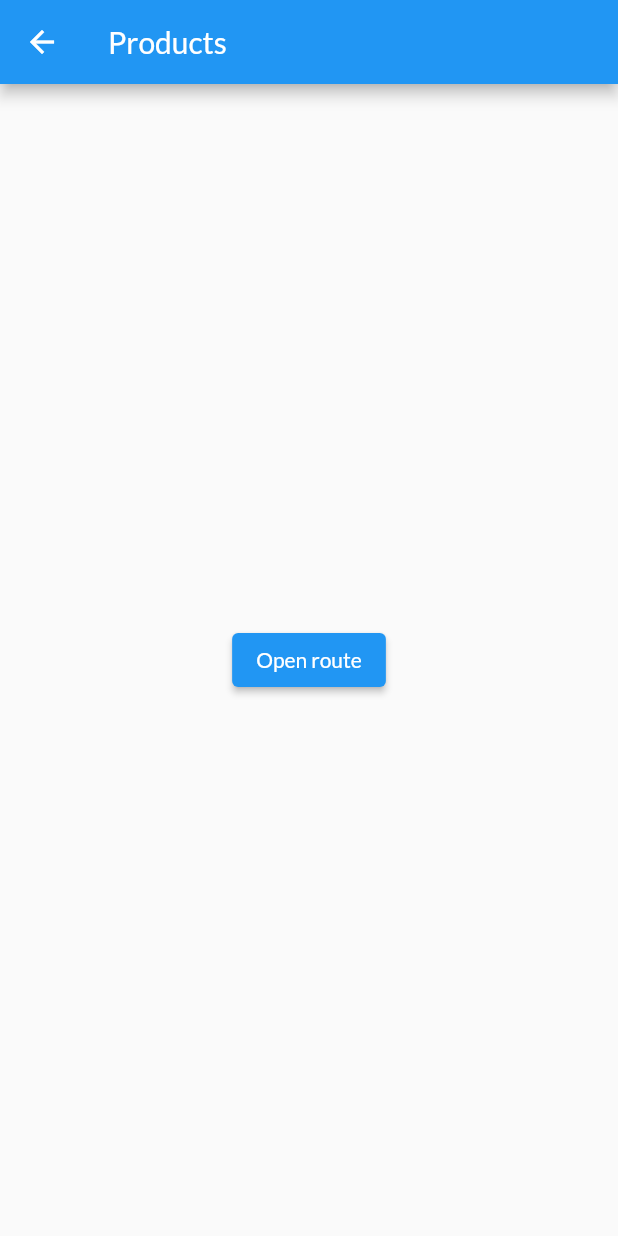
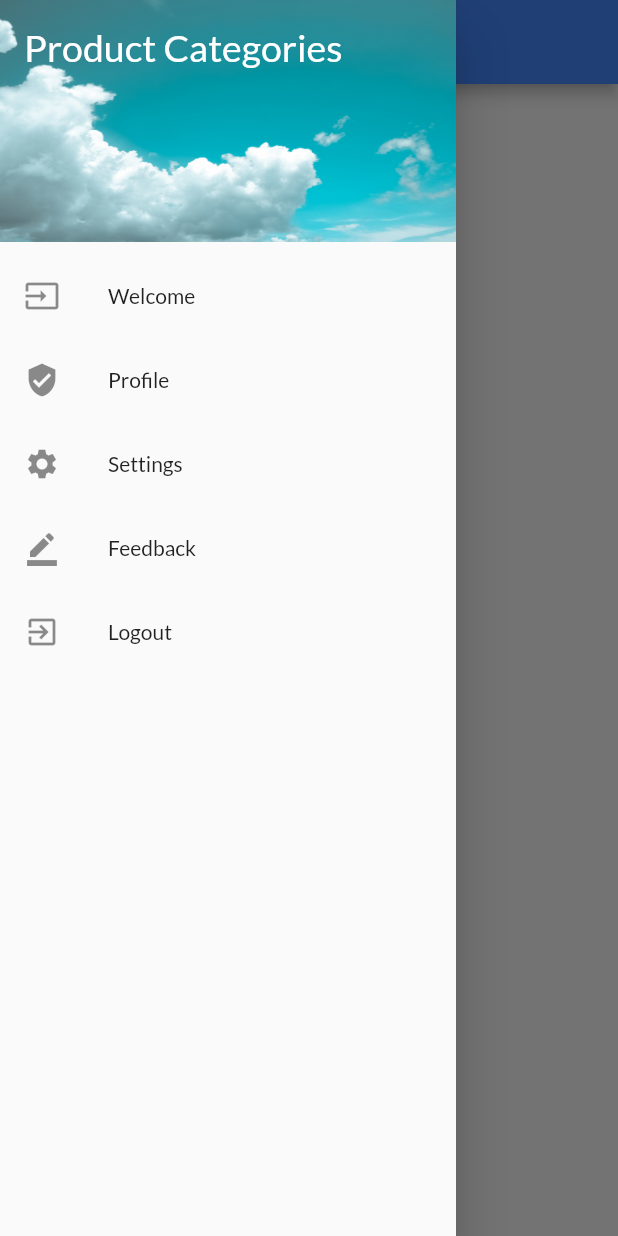
Before and after one commit to joelbendict/ui_interface, a Flutter app: the products screen opened directly, with the side drawer open (before the commit the screen has no drawer), on a phone screen of 412 x 824 dp. Run offline on Flutter 3.47's test engine with Material 2 defaults, Android fonts, the phone set to English and light mode, and no system bars; our stand-ins replace google_fonts.

Commit message:
navigation corrections

```diff
--- /dev/null
+++ b/lib/nav_bar.dart
@@ -0,0 +1,56 @@
+import 'package:flutter/material.dart';
+
+import 'Login.dart';
+
+class NavDrawer extends StatelessWidget {
+  @override
+  Widget build(BuildContext context) {
+    return Drawer(
+      child: ListView(
+        padding: EdgeInsets.zero,
+        children: <Widget>[
+          DrawerHeader(
+            child: Text(
+              'Product Categories',
+              style: TextStyle(color: Colors.white, fontSize: 25),
+            ),
+            decoration: BoxDecoration(
+                image: DecorationImage(
+                    fit: BoxFit.fill,
+                    image: AssetImage('assets/menu_background.jpg'))),
+          ),
+          ListTile(
+            leading: Icon(Icons.input),
+            title: Text('Welcome'),
+            onTap: () => {},
+          ),
+          ListTile(
+            leading: Icon(Icons.verified_user),
+            title: Text('Profile'),
+            onTap: () => {Navigator.of(context).pop()},
+          ),
+          ListTile(
+            leading: Icon(Icons.settings),
+            title: Text('Settings'),
+            onTap: () => {Navigator.of(context).pop()},
+          ),
+          ListTile(
+            leading: Icon(Icons.border_color),
+            title: Text('Feedback'),
+            onTap: () => {Navigator.of(context).pop()},
+          ),
+          ListTile(
+            leading: Icon(Icons.exit_to_app),
+            title: Text('Logout'),
+            onTap: () => {
+            Navigator.push(
+            context,
+            MaterialPageRoute(builder: (context) => Login()),
+            ),
+          },
+          ),
+        ],
+      ),
+    );
+  }
+}
--- a/lib/products_page.dart
+++ b/lib/products_page.dart
@@ -1,4 +1,6 @@
 import 'package:flutter/material.dart';
+
+import 'nav_bar.dart';
 
 class products extends StatelessWidget {
   const products({Key? key}) : super(key: key);
@@ -6,17 +8,15 @@ class products extends StatelessWidget {
   @override
   Widget build(BuildContext context) {
     return Scaffold(
-      appBar: AppBar(
-        title: Text('Products'),
-      ),
-      body: Center(
-        child: ElevatedButton(
-          child: const Text('Open route'),
-          onPressed: () {
-            // Navigate to second route when tapped.
-          },
+        appBar: AppBar(
+            backgroundColor: (Colors.blueAccent),
+            title: Text('Products')),
+        body: Container(
+
+
+
         ),
-      ),
+        drawer: NavDrawer(),
     );
   }
 }
--- a/pubspec.yaml
+++ b/pubspec.yaml
@@ -68,9 +68,8 @@ flutter:
   uses-material-design: true
 
   # To add assets to your application, add an assets section, like this:
-  # assets:
-  #   - images/a_dot_burr.jpeg
-  #   - images/a_dot_ham.jpeg
+  assets:
+    - assets/menu_background.jpg
 
   # An image asset can refer to one or more resolution-specific "variants", see
   # https://flutter.dev/assets-and-images/#resolution-aware.
```
Also changed, not shown: assets/menu_background.jpg (added), pubspec.lock.
